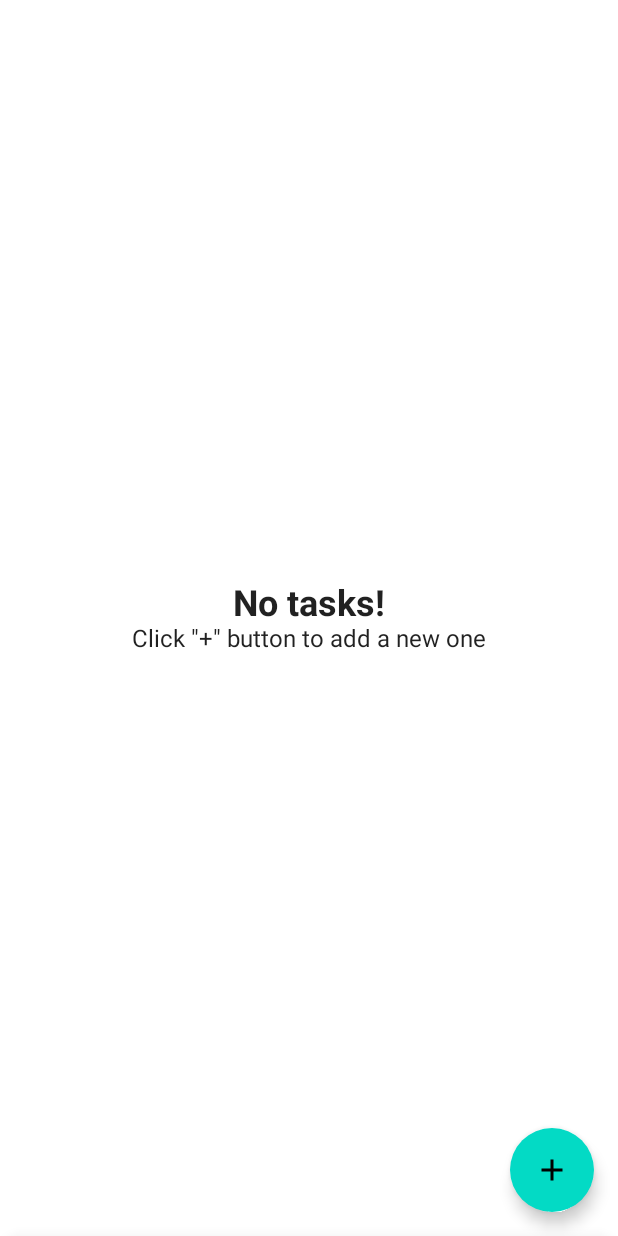
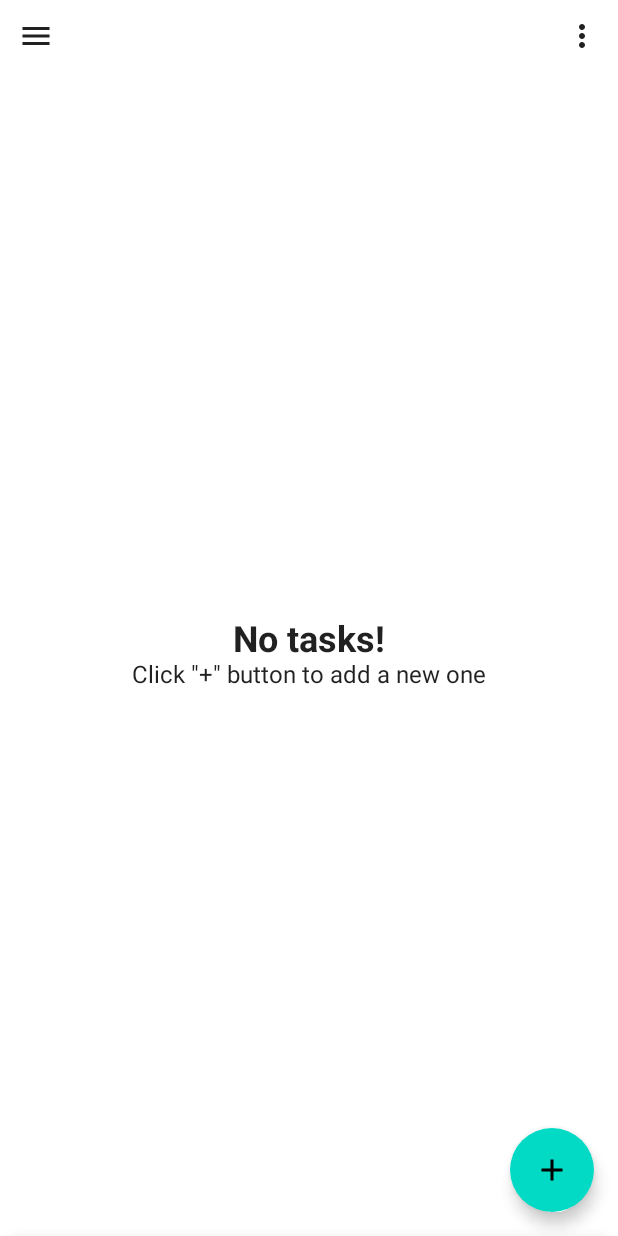
Before and after one commit to mateusz800/Taskia, an Android app built with Jetpack Compose: the screen it shows after launch (MainActivity), on a phone screen of 412 x 824 dp. Run offline under Robolectric (Android 15) with nearby library versions, the phone set to English and light mode, and no system bars; our stand-ins replace Dagger/Hilt's generated code, Room's generated code, livedata-compose; 1 statement that could not run was skipped.

Commit message:
add top bar and drawer

```diff
--- a/app/src/main/java/com/example/doit/ui/MainView.kt
+++ b/app/src/main/java/com/example/doit/ui/MainView.kt
@@ -6,18 +6,19 @@ import androidx.compose.foundation.shape.RoundedCornerShape
 import androidx.compose.material.*
 import androidx.compose.material.icons.Icons
 import androidx.compose.material.icons.filled.Add
-import androidx.compose.runtime.Composable
-import androidx.compose.runtime.LaunchedEffect
+import androidx.compose.runtime.*
 import androidx.compose.runtime.livedata.observeAsState
-import androidx.compose.runtime.remember
-import androidx.compose.runtime.rememberCoroutineScope
+import androidx.compose.ui.ExperimentalComposeUiApi
 import androidx.compose.ui.Modifier
 import androidx.compose.ui.platform.LocalConfiguration
+import androidx.compose.ui.platform.LocalSoftwareKeyboardController
 import androidx.compose.ui.platform.testTag
 import androidx.compose.ui.tooling.preview.Preview
 import androidx.compose.ui.unit.dp
 import androidx.hilt.navigation.compose.hiltViewModel
 import com.example.doit.domain.model.MessageType
+import com.example.doit.ui.common.Drawer
+import com.example.doit.ui.common.TopBar
 import com.example.doit.ui.taskList.view.TaskList
 import com.example.doit.ui.taskForm.TaskFormViewModel
 import com.example.doit.ui.taskForm.view.TaskForm
@@ -25,26 +26,34 @@ import com.example.doit.ui.theme.DoItTheme
 import kotlinx.coroutines.Dispatchers
 import kotlinx.coroutines.launch
 
+@OptIn(ExperimentalComposeUiApi::class)
 @ExperimentalMaterialApi
 @Composable
 fun MainView(viewModel: MainViewModel) {
     val coroutineScope = rememberCoroutineScope()
-    val snackBarHostState = remember { SnackbarHostState() }
+    val scaffoldState = rememberScaffoldState()
+    val keyboardController = LocalSoftwareKeyboardController.current
+    val taskFormViewModel: TaskFormViewModel = hiltViewModel()
     val modalBottomSheetState =
         rememberModalBottomSheetState(
             initialValue = ModalBottomSheetValue.Hidden,
             confirmStateChange = {
+                if (it == ModalBottomSheetValue.Hidden) {
+                    keyboardController?.hide()
+                    taskFormViewModel.isVisible.value = false
+                }
                 it != ModalBottomSheetValue.HalfExpanded
             })
-    val taskFormViewModel: TaskFormViewModel = hiltViewModel()
+
     // Handle displaying snackbar if any message
     val messageState = viewModel.message.observeAsState()
-    LaunchedEffect(messageState.value, modalBottomSheetState) {
+    LaunchedEffect(messageState.value) {
         if (messageState.value != null) {
             coroutineScope.launch {
-                snackBarHostState.currentSnackbarData?.dismiss()
+
+                scaffoldState.snackbarHostState.currentSnackbarData?.dismiss()
                 val message = messageState.value!!
-                val snackbarResult = snackBarHostState.showSnackbar(
+                val snackbarResult = scaffoldState.snackbarHostState.showSnackbar(
                     message = message.text,
                     actionLabel = message.actionText,
                     duration = if (message.type == MessageType.SNACKBAR) SnackbarDuration.Short else SnackbarDuration.Short
@@ -74,6 +83,7 @@ fun MainView(viewModel: MainViewModel) {
                 if (modalBottomSheetState.isVisible) {
                     coroutineScope.launch(Dispatchers.Main) {
                         modalBottomSheetState.hide()
+                        keyboardController?.hide()
                     }
                     taskFormViewModel.isVisible.value = false
                 }
@@ -93,7 +103,19 @@ fun MainView(viewModel: MainViewModel) {
                 sheetShape = RoundedCornerShape(topStart = 16.dp, topEnd = 16.dp),
                 sheetBackgroundColor = MaterialTheme.colors.background,
             ) {
-                Scaffold(floatingActionButton = {
+                Scaffold(
+                    scaffoldState = scaffoldState,
+                    topBar = {
+                        TopBar {
+                            coroutineScope.launch(Dispatchers.Main) {
+                                scaffoldState.drawerState.open()
+                            }
+                        }
+                    },
+                    drawerContent = {
+                        Drawer()
+                    },
+                    floatingActionButton = {
                         FloatingActionButton(
                             modifier = Modifier.testTag("add_task_button"),
                             onClick = {
@@ -106,7 +128,7 @@ fun MainView(viewModel: MainViewModel) {
                             Icon(Icons.Filled.Add, "")
                         }
                     }, snackbarHost = {
-                    SnackbarHost(hostState = snackBarHostState)
+                        SnackbarHost(hostState = scaffoldState.snackbarHostState)
                     }) {
                     TaskList(
                         viewModel = hiltViewModel(),
--- /dev/null
+++ b/app/src/main/java/com/example/doit/ui/common/Drawer.kt
@@ -0,0 +1,37 @@
+package com.example.doit.ui.common
+
+import androidx.compose.foundation.layout.*
+import androidx.compose.material.Icon
+import androidx.compose.material.MaterialTheme
+import androidx.compose.material.Text
+import androidx.compose.material.icons.Icons
+import androidx.compose.material.icons.filled.Share
+import androidx.compose.runtime.Composable
+import androidx.compose.ui.Modifier
+import androidx.compose.ui.res.stringResource
+import androidx.compose.ui.tooling.preview.Preview
+import androidx.compose.ui.unit.dp
+import com.example.doit.R
+
+@Composable
+fun Drawer() {
+    Row(
+        horizontalArrangement = Arrangement.Center,
+        modifier = Modifier.padding(30.dp)
+    ) {
+        Icon(
+            Icons.Filled.Share,
+            contentDescription = stringResource(id = R.string.share_app)
+        )
+        Spacer(Modifier.width(10.dp))
+        Text(stringResource(id = R.string.share_app))
+    }
+}
+
+@Preview
+@Composable
+private fun Drawer_Preview(){
+    MaterialTheme{
+        Drawer()
+    }
+}
--- /dev/null
+++ b/app/src/main/java/com/example/doit/ui/common/TopBar.kt
@@ -0,0 +1,77 @@
+package com.example.doit.ui.common
+
+import androidx.compose.foundation.layout.*
+import androidx.compose.material.*
+import androidx.compose.material.icons.Icons
+import androidx.compose.material.icons.filled.Menu
+import androidx.compose.material.icons.filled.MoreVert
+import androidx.compose.material.icons.filled.Share
+import androidx.compose.runtime.Composable
+import androidx.compose.runtime.mutableStateOf
+import androidx.compose.runtime.remember
+import androidx.compose.runtime.rememberCoroutineScope
+import androidx.compose.ui.Alignment
+import androidx.compose.ui.Modifier
+import androidx.compose.ui.res.stringResource
+import androidx.compose.ui.tooling.preview.Preview
+import androidx.compose.ui.unit.dp
+import com.example.doit.R
+import kotlinx.coroutines.Dispatchers
+import kotlinx.coroutines.launch
+
+@Composable
+fun TopBar(onMenuClick: () -> Unit) {
+    val menuExpanded = remember { mutableStateOf(false) }
+    Column(modifier = Modifier.fillMaxWidth(), horizontalAlignment = Alignment.End) {
+        Row(modifier = Modifier.fillMaxWidth(), horizontalArrangement = Arrangement.SpaceBetween) {
+            IconButton(onClick = onMenuClick) {
+                Icon(
+                    Icons.Filled.Menu,
+                    contentDescription = stringResource(id = R.string.menu)
+                )
+            }
+            IconButton(onClick = { menuExpanded.value = !menuExpanded.value }) {
+                Icon(
+                    Icons.Filled.MoreVert,
+                    contentDescription = stringResource(id = R.string.menu_more)
+                )
+            }
+        }
+
+        Box {
+            OptionsDropdownMenu(
+                expanded = menuExpanded.value,
+                onDismissRequest = { menuExpanded.value = false })
+        }
+    }
+}
+
+@Composable
+private fun OptionsDropdownMenu(expanded: Boolean, onDismissRequest: () -> Unit) {
+
+    DropdownMenu(
+        expanded = expanded,
+        onDismissRequest = onDismissRequest
+    ) {
+        DropdownMenuItem(onClick = { /*TODO*/ }) {
+            Text(stringResource(id = R.string.remove_all))
+        }
+        Divider()
+        DropdownMenuItem(onClick = { /*TODO*/ }) {
+            Text(stringResource(id = R.string.remove_completed))
+        }
+
+
+    }
+}
+
+
+
+
+@Preview
+@Composable
+private fun TopBar_Preview() {
+    MaterialTheme {
+        TopBar { }
+    }
+}
--- a/app/src/main/java/com/example/doit/ui/taskForm/view/TaskForm.kt
+++ b/app/src/main/java/com/example/doit/ui/taskForm/view/TaskForm.kt
@@ -98,10 +98,11 @@ private fun TitleTextField(
     val focusRequester = FocusRequester()
     val keyboardController = LocalSoftwareKeyboardController.current
     LaunchedEffect(isVisible) {
-        if (isVisible && value.isEmpty()) {
+        if (isVisible && value.isBlank()) {
             focusRequester.requestFocus()
             keyboardController?.show()
         }
+
     }
     TextField(
         value = value,
--- a/app/src/main/res/values/strings.xml
+++ b/app/src/main/res/values/strings.xml
@@ -9,4 +9,9 @@
     <string name="task_removed">Task removed</string>
     <string name="undo">undo</string>
     <string name="new_subtask">New subtask</string>
+    <string name="menu_more">More menu</string>
+    <string name="remove_completed">Remove all completed tasks</string>
+    <string name="remove_all">Remove all tasks</string>
+    <string name="share_app">Share app</string>
+    <string name="menu">Menu</string>
 </resources>
```
Lines whose indentation alone changed are shown as unchanged.
